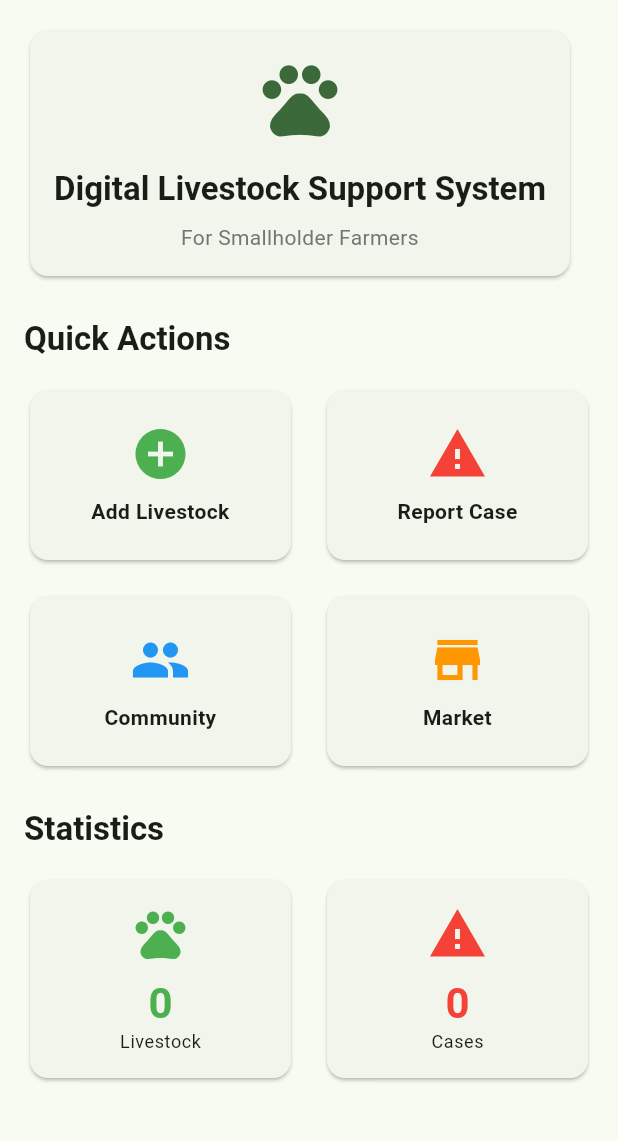
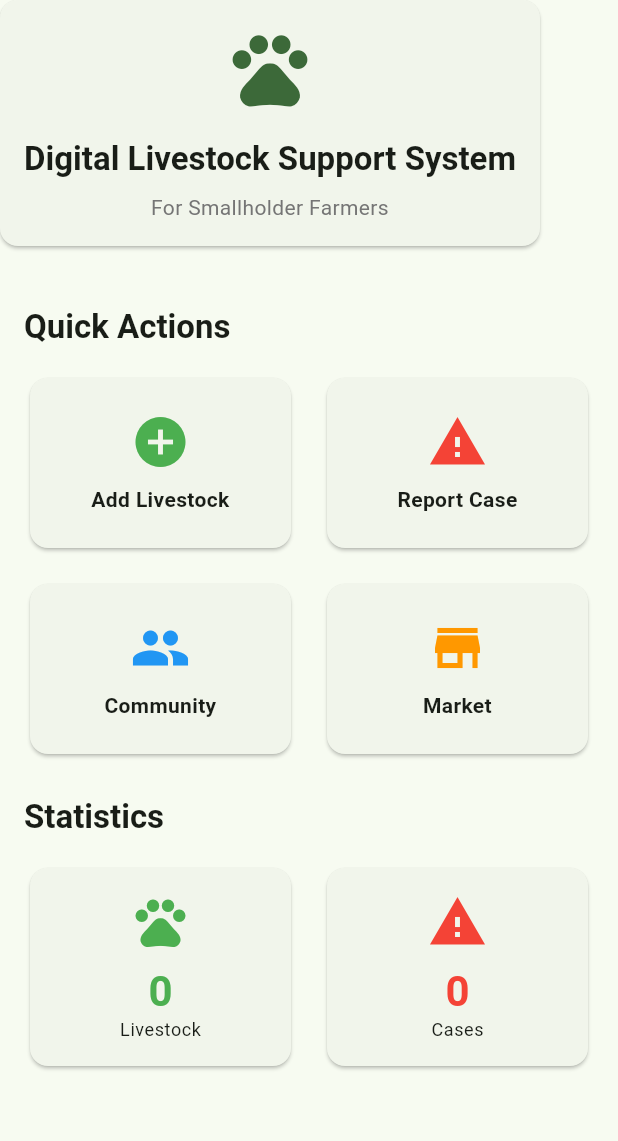
Before and after one commit to josephine324/AnimalGuardian, a Flutter app: the _HomeTab screen opened directly, on a phone screen of 412 x 824 dp, the part 84-1225 px from its top. Run offline on Flutter 3.47's test engine with Material 3 defaults, Android fonts, the phone set to English and light mode, and no system bars; our stand-ins replace flutter_riverpod, flutter_secure_storage, go_router, image_picker; accounts and stored records are empty.

Commit message:
Make Digital Livestock Support System card fill full width of mobile screen

```diff
--- a/frontend/lib/features/home/presentation/screens/dashboard_screen.dart
+++ b/frontend/lib/features/home/presentation/screens/dashboard_screen.dart
@@ -218,11 +218,11 @@ class _HomeTab extends StatelessWidget {
         ],
       ),
       body: SingleChildScrollView(
-        padding: const EdgeInsets.all(16.0),
         child: Column(
           crossAxisAlignment: CrossAxisAlignment.start,
           children: [
             Card(
+              margin: EdgeInsets.zero,
               child: Padding(
                 padding: const EdgeInsets.all(16.0),
                 child: Column(
@@ -252,6 +252,11 @@ class _HomeTab extends StatelessWidget {
                 ),
               ),
             ),
+            Padding(
+              padding: const EdgeInsets.all(16.0),
+              child: Column(
+                crossAxisAlignment: CrossAxisAlignment.start,
+                children: [
                   const SizedBox(height: 24),
                   Text(
                     'Quick Actions',
@@ -337,6 +342,9 @@ class _HomeTab extends StatelessWidget {
                         ),
                       ),
                     ],
+                  ),
+                ],
+              ),
             ),
           ],
         ),
```
Lines whose indentation alone changed are shown as unchanged.
